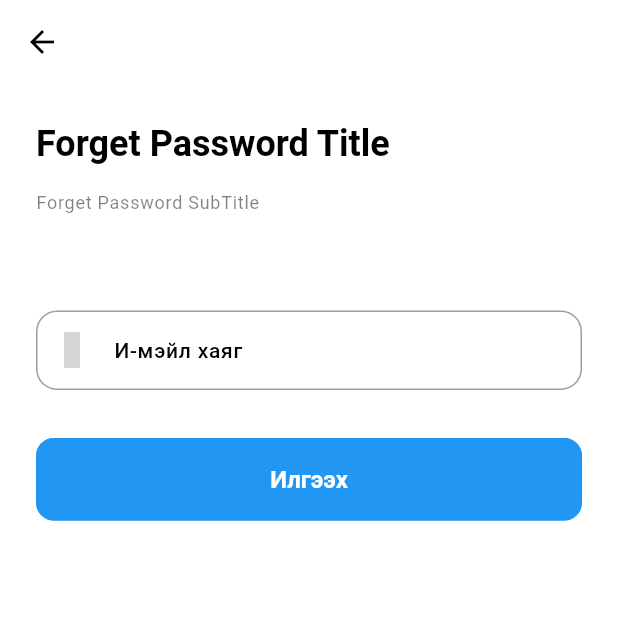
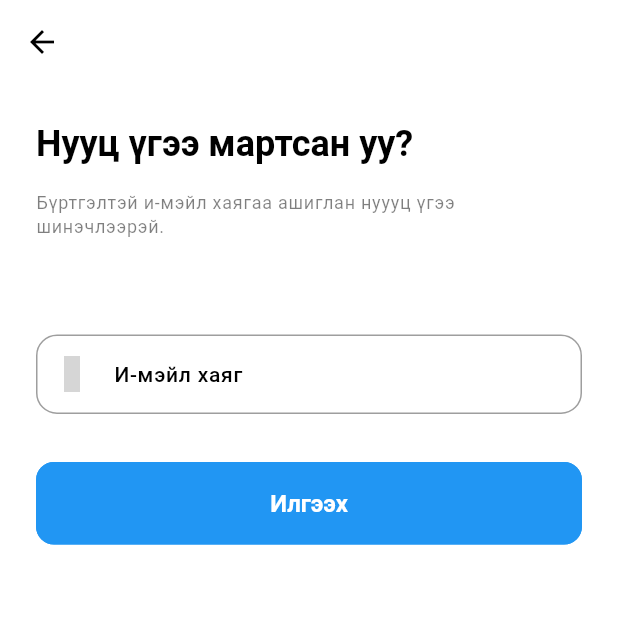
Before and after one commit to Ankhbayarbt/diplom, a Flutter app: the ForgetPassword screen opened directly, on a phone screen of 412 x 824 dp, the top half of it. Run offline on Flutter 3.47's test engine with Material 3 defaults, Android fonts, the light colour scheme and no system bars; our stand-ins replace cloud_firestore, connectivity_plus, firebase_auth, firebase_core, flutter_native_splash, get and 5 more; accounts and stored records are empty; grey boxes are pictures that could not be loaded.

Commit message:
update: zurag, text saijruulah

```diff
--- /dev/null
+++ b/lib/features/authentication/controllers/forget_password/forget_password_controller.dart
@@ -0,0 +1,75 @@
+import 'package:ecommerce/common/widgets/loaders/loaders.dart';
+import 'package:ecommerce/data/repositories/authentication/authentication_repository.dart';
+import 'package:ecommerce/features/authentication/screens/password_configuration/reset_password.dart';
+import 'package:ecommerce/utils/helpers/network_manager.dart';
+import 'package:ecommerce/utils/popups/full_screen_loader.dart';
+import 'package:flutter/material.dart';
+import 'package:get/get.dart';
+
+class ForgetPasswordController extends GetxController {
+  ForgetPasswordController get instance => Get.find();
+
+  // Variables
+  final email = TextEditingController();
+  GlobalKey<FormState> forgetPasswordFormKey = GlobalKey<FormState>();
+
+  // Send Reset Password Email
+  sendPasswordPResetEmail() async {
+    try {
+      AFullScreenLoader().startLoading();
+
+      final isConnected = await NetworkManager().isConnected();
+      if (!isConnected) {
+        AFullScreenLoader().stopLoading();
+        return;
+      }
+
+      if (!forgetPasswordFormKey.currentState!.validate()) {
+        AFullScreenLoader().stopLoading();
+        return;
+      }
+
+      await AuthenticationRepository.instance
+          .sendPasswordResetEmail(email.text.trim());
+
+      AFullScreenLoader().stopLoading();
+
+      ALoaders.successSnackBar(
+          title: 'И-мэйл илгээлээ.',
+          message:
+              "Нууц үгээ солих линкийг таны мэйл хаяг руу илгээсэн тул мэйлээ шалгана уу.");
+
+      Get.to(() => ResetPassword(email: email.text.trim()));
+    } catch (e) {
+      AFullScreenLoader().stopLoading();
+      ALoaders.errorSnackBar(
+          title: 'Алдаа гарлаа.', message: "Та дахин оролдоно уу.");
+    }
+  }
+
+  // Resend Reset Password Email
+  resendPasswordPResetEmail(String email) async {
+    try {
+      AFullScreenLoader().startLoading();
+
+      final isConnected = await NetworkManager().isConnected();
+      if (!isConnected) {
+        AFullScreenLoader().stopLoading();
+        return;
+      }
+
+      await AuthenticationRepository.instance.sendPasswordResetEmail(email);
+
+      AFullScreenLoader().stopLoading();
+
+      ALoaders.successSnackBar(
+          title: 'И-мэйл илгээлээ.',
+          message:
+              "Нууц үгээ солих линкийг таны мэйл хаяг руу илгээсэн тул мэйлээ шалгана уу.");
+    } catch (e) {
+      AFullScreenLoader().stopLoading();
+      ALoaders.errorSnackBar(
+          title: 'Алдаа гарлаа.', message: "Та дахин оролдоно уу.");
+    }
+  }
+}
--- a/lib/features/authentication/screens/onboarding/widgets/onboarding_page.dart
+++ b/lib/features/authentication/screens/onboarding/widgets/onboarding_page.dart
@@ -17,6 +17,7 @@ class OnBoardingPage extends StatelessWidget {
       padding: const EdgeInsets.all(ASizes.defaultSpace),
       child: Column(
         children: [
+          const SizedBox(height: ASizes.spaceBtwSections),
           Image(
             width: HelperFunctions.screenWidth() * 0.8,
             height: HelperFunctions.screenHeight() * 0.6,
--- a/lib/features/authentication/screens/password_configuration/forget_password.dart
+++ b/lib/features/authentication/screens/password_configuration/forget_password.dart
@@ -1,6 +1,7 @@
-import 'package:ecommerce/features/authentication/screens/password_configuration/reset_password.dart';
+import 'package:ecommerce/features/authentication/controllers/forget_password/forget_password_controller.dart';
 import 'package:ecommerce/utils/constants/sizes.dart';
 import 'package:ecommerce/utils/constants/text_strings.dart';
+import 'package:ecommerce/utils/validators/validation.dart';
 import 'package:flutter/material.dart';
 import 'package:get/get.dart';
 import 'package:iconsax/iconsax.dart';
@@ -10,9 +11,11 @@ class ForgetPassword extends StatelessWidget {
 
   @override
   Widget build(BuildContext context) {
+    final controller = Get.put(ForgetPasswordController());
     return Scaffold(
       appBar: AppBar(),
-      body: Padding(
+      body: SingleChildScrollView(
+        child: Padding(
           padding: const EdgeInsets.all(ASizes.defaultSpace),
           child: Column(
             crossAxisAlignment: CrossAxisAlignment.start,
@@ -30,10 +33,15 @@ class ForgetPassword extends StatelessWidget {
               const SizedBox(height: ASizes.spaceBtwSections * 2),
 
               // Text Field
-            TextFormField(
+              Form(
+                key: controller.forgetPasswordFormKey,
+                child: TextFormField(
+                  controller: controller.email,
+                  validator: (value) => Validator.validateEmail(value),
                   decoration: const InputDecoration(
                       labelText: ATexts.email,
                       prefixIcon: Icon(Iconsax.direct_right)),
+                ),
               ),
               const SizedBox(height: ASizes.spaceBtwSections),
 
@@ -41,12 +49,13 @@ class ForgetPassword extends StatelessWidget {
               SizedBox(
                 width: double.infinity,
                 child: ElevatedButton(
-                  onPressed: () => Get.off(() => const ResetPassword()),
+                    onPressed: () => controller.sendPasswordPResetEmail(),
                     child: const Text(ATexts.submit)),
               )
             ],
           ),
         ),
+      ),
     );
   }
 }
--- a/lib/utils/constants/image_strings.dart
+++ b/lib/utils/constants/image_strings.dart
@@ -10,10 +10,11 @@ class AImages {
   // OnBoarding Images
   static const String onBoardingImage1 = "assets/images/onBoardingImage1.png";
   static const String onBoardingImage2 = "assets/images/onBoardingImage2.png";
-  static const String onBoardingImage3 = "assets/images/onBoardingImage3.png";
+  static const String onBoardingImage3 = "assets/images/onBoardingImage3.jpeg";
 
   // Verify Email Images
-  static const String deliveredEmailImage = "assets/images/verifyEmail.png";
+  // static const String deliveredEmailImage = "assets/images/verifyEmail.png";
+  static const String deliveredEmailImage = "assets/images/emailSent.png";
 
   // Success Screen Images
   static const String succesScreenImage = "assets/images/onBoardingImage1.png";
--- a/lib/utils/constants/text_strings.dart
+++ b/lib/utils/constants/text_strings.dart
@@ -12,13 +12,16 @@ class ATexts {
   static const String signupTitle = "Бүртгүүлэх";
 
   // OnBoarding
-  static const String onBoardingTitle1 = "OnBoarding1";
-  static const String onBoardingTitle2 = "OnBoarding2";
-  static const String onBoardingTitle3 = "OnBoarding3";
+  static const String onBoardingTitle1 = "Толь бичиг";
+  static const String onBoardingTitle2 = "Үг бүтээх";
+  static const String onBoardingTitle3 = "Б. Анхбаяр";
 
-  static const String onBoardingSubTitle1 = "OnBoarding Subtitle1";
-  static const String onBoardingSubTitle2 = "OnBoarding Subtitle2";
-  static const String onBoardingSubTitle3 = "OnBoarding Subtitle3";
+  static const String onBoardingSubTitle1 =
+      "Анагаах ухааны гадаад үг, хэллэгийг Монгол хэл рүү хөрвүүлэх боломж";
+  static const String onBoardingSubTitle2 =
+      "Өөрийн хүссэн үгээ нэмж үг бүтээх боломж";
+  static const String onBoardingSubTitle3 =
+      "МУИС-МТЭС-ийн Програм хангамжийн 4-р курсын оюутан";
 
   // Authentication Form Text
   static const String firstName = "Овог";
@@ -42,13 +45,15 @@ class ATexts {
   static const String and = "бас";
 
   // Forget Password
-  static const String forgetPasswordTitle = "Forget Password Title";
-  static const String forgetPasswordSubtitle = "Forget Password SubTitle";
+  static const String forgetPasswordTitle = "Нууц үгээ мартсан уу?";
+  static const String forgetPasswordSubtitle =
+      "Бүртгэлтэй и-мэйл хаягаа ашиглан нуууц үгээ шинэчлээрэй.";
   static const String submit = "Илгээх";
 
   // Reset Password
-  static const String resetPasswordTitle = "Reset Password Title";
-  static const String resetPasswordSubtitle = "Reset Password SubTitle";
+  static const String resetPasswordTitle = "";
+  static const String resetPasswordSubtitle =
+      "Нууц үг солих линк таны мэйл хаяг руу илгээсэн тул мэйлээ шалгана уу.";
 
   // Verify Email
   static const String confirmEmail = "Мэйл хаягаа баталгаажуулаарай";
@@ -56,7 +61,7 @@ class ATexts {
       " хаяг руу баталгаажуулах линк илгээлээ. Та мэйлээ шалгана уу.";
 
   static const String continuee = "Үргэлжлүүлэх";
-  static const String done = "Done";
+  static const String done = "Болсон";
 
   // Success Screen
   static const String yourAccountCreatedTitle = "Бүртгэл амжилттай.";
--- a/lib/utils/exceptions/firebase_auth_exceptions.dart
+++ b/lib/utils/exceptions/firebase_auth_exceptions.dart
@@ -1,4 +1,4 @@
-import 'package:get/get.dart';
+import 'package:flutter/foundation.dart';
 
 class AFirebaseAuthException implements Exception {
   final String code;
@@ -24,7 +24,7 @@ class AFirebaseAuthException implements Exception {
       case 'too-many-requests':
         return 'Түр хүлээгээд дахин оролдоно уу.';
       default:
-        print(code.toString());
+        if (kDebugMode) print(code.toString());
         return 'FirebaseAuth Алдаа гарлаа: ${code.toString()}';
     }
   }
```
Also changed, not shown: lib/data/repositories/authentication/authentication_repository.dart (+15 -3 lines), lib/features/authentication/screens/password_configuration/reset_password.dart (+14 -16 lines), assets/images/emailSent.png (added), assets/images/onBoardingImage1.png, assets/images/onBoardingImage2.png, assets/images/onBoardingImage3.jpeg (added), assets/images/onBoardingImage3.png (deleted), assets/logos/logo.png. Lines whose indentation alone changed are shown as unchanged.
